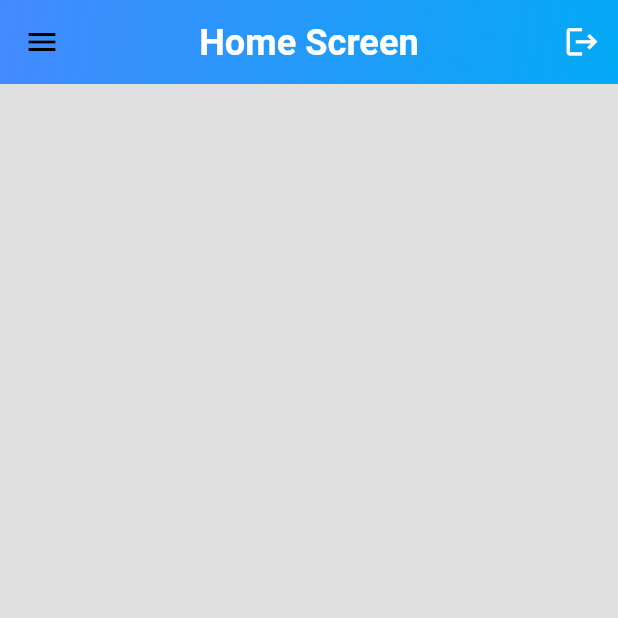
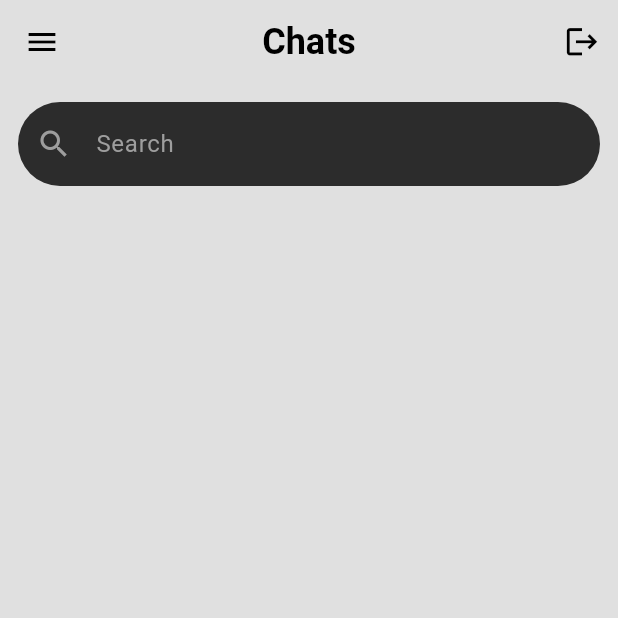
Before and after one commit to MauryaAayush/chatting_app, a Flutter app: the screen it shows once a user with an empty profile is signed in, on a phone screen of 412 x 824 dp, the top half of it. Run offline on Flutter 3.47's test engine with Material 3 defaults, Android fonts, the phone set to English and light mode, and no system bars; our stand-ins replace cloud_firestore, firebase_auth, firebase_core, firebase_messaging, flutter_local_notifications, flutter_screenutil and 5 more; accounts and stored records are empty.

Commit message:
Radhey Radhey

```diff
--- a/lib/Views/home_screen.dart
+++ b/lib/Views/home_screen.dart
@@ -1,15 +1,14 @@
-import 'package:chatting_app/Views/chat_screen.dart';
 import 'package:flutter/material.dart';
 import 'package:fluttertoast/fluttertoast.dart';
 import 'package:get/get.dart';
 import 'package:flutter_screenutil/flutter_screenutil.dart';
 import '../Components/custom_drawer.dart';
-import '../Components/user_title.dart';
 import '../Controller/controller.dart';
 import '../Helper/auth service.dart';
 import '../Helper/chat_services.dart';
 import '../Helper/notification_services.dart';
 import 'Login_screen.dart';
+import 'chat_screen.dart';
 
 class HomeScreen extends StatelessWidget {
   HomeScreen({super.key});
@@ -20,6 +19,7 @@ class HomeScreen extends StatelessWidget {
 
   final Map<String, String> _lastMessageIds = {};
 
+  // Track the last message ID for each user
   bool _isChatScreenActive = false;
 
   @override
@@ -27,26 +27,19 @@ class HomeScreen extends StatelessWidget {
     AuthController authController = Get.put(AuthController());
 
     return Scaffold(
+      // backgroundColor: Theme.of(context).colorScheme.surface,  // Dark background color
       drawer: CustomDrawer(authController: authController),
       appBar: AppBar(
-        centerTitle: true,
+        backgroundColor: Colors.transparent,
+        elevation: 0,
         title: Text(
-          'Home Screen',
+          'Chats',
           style: TextStyle(
-            fontSize: 22.sp,
+            fontSize: 24,
             fontWeight: FontWeight.bold,
-            color: Colors.white,
           ),
         ),
-        flexibleSpace: Container(
-          decoration: BoxDecoration(
-            gradient: LinearGradient(
-              colors: [Colors.blueAccent, Colors.lightBlue],
-              begin: Alignment.topLeft,
-              end: Alignment.bottomRight,
-            ),
-          ),
-        ),
+        centerTitle: true,
         actions: [
           IconButton(
             onPressed: () {
@@ -62,11 +55,34 @@ class HomeScreen extends StatelessWidget {
               );
               Get.off(() => LoginScreen());
             },
-            icon: Icon(Icons.logout, size: 24.r, color: Colors.white),
+            icon: Icon(Icons.logout, size: 24.r),
           ),
         ],
       ),
-      body: _buildUserList(),
+      body: Column(
+        children: [
+          Padding(
+            padding: const EdgeInsets.all(12.0),
+            child: TextField(
+              decoration: InputDecoration(
+                hintText: 'Search',
+                hintStyle: TextStyle(color: Colors.grey),
+                filled: true,
+                fillColor: Color(0xFF2C2C2C),
+                prefixIcon: Icon(Icons.search, color: Colors.grey),
+                border: OutlineInputBorder(
+                  borderRadius: BorderRadius.circular(30),
+                  borderSide: BorderSide.none,
+                ),
+              ),
+            ),
+          ),
+          Expanded(
+            child: _buildUserList(),
+          ),
+        ],
+      ),
+
     );
   }
 
@@ -75,13 +91,12 @@ class HomeScreen extends StatelessWidget {
       stream: _chatService.getUserStream(),
       builder: (context, snapshot) {
         if (snapshot.hasError) {
-          return Center(child: Text('Error', style: TextStyle(color: Colors.red)));
+          return const Text('Error');
         }
         if (snapshot.connectionState == ConnectionState.waiting) {
-          return Center(child: CircularProgressIndicator());
+          return const Text('Loading...', style: TextStyle(color: Colors.white));
         }
         return ListView(
-          padding: EdgeInsets.all(8.0),
           children: snapshot.data!
               .map<Widget>((userData) => _buildUserListItem(userData, context))
               .toList(),
@@ -97,6 +112,7 @@ class HomeScreen extends StatelessWidget {
         var lastMessageData = snapshot.docs.last.data();
         String newMessageId = snapshot.docs.last.id;
 
+        // Track the last message ID for this particular receiver
         if (_lastMessageIds[receiverEmail] != newMessageId && !_isChatScreenActive) {
           String messageContent = lastMessageData['message'] ?? 'New message';
 
@@ -106,7 +122,7 @@ class HomeScreen extends StatelessWidget {
             messageContent,
           );
 
-          _lastMessageIds[receiverEmail] = newMessageId;
+          _lastMessageIds[receiverEmail] = newMessageId; // Update last message ID for this receiver
         }
       }
     });
@@ -116,25 +132,43 @@ class HomeScreen extends StatelessWidget {
     String currentUserEmail = _authService.getCurrentUser()!.email!;
 
     if (userData['email'] != currentUserEmail) {
-      return Padding(
-        padding: EdgeInsets.symmetric(vertical: 6.0),
-        child: Card(
-          shape: RoundedRectangleBorder(borderRadius: BorderRadius.circular(10.r)),
-          elevation: 4.0,
-          child: ListTile(
-            contentPadding: EdgeInsets.all(8.0),
+      return ListTile(
         leading: CircleAvatar(
-              radius: 30.r,
+          radius: 25,
           backgroundImage: NetworkImage(userData["image"] ?? 'https://via.placeholder.com/150'),
         ),
         title: Text(
           userData["name"] ?? 'No Name',
-              style: TextStyle(fontSize: 18.sp, fontWeight: FontWeight.bold),
+          style: TextStyle(fontWeight: FontWeight.bold),
         ),
-            subtitle: Text(userData["mobile"] ?? '86049492**'),
-            trailing: Icon(Icons.chat, color: Colors.blueAccent, size: 24.r),
+        subtitle: Text(
+          userData["mobile"] ?? '86049492**',
+          style: TextStyle(color: Colors.grey),
+        ),
+        trailing: Column(
+          crossAxisAlignment: CrossAxisAlignment.end,
+          children: [
+            Text(
+              '12:35',
+              style: TextStyle(color: Colors.grey),
+            ),
+            SizedBox(height: 5),
+            Container(
+              padding: EdgeInsets.symmetric(horizontal: 8, vertical: 2),
+              decoration: BoxDecoration(
+                color: Colors.redAccent,
+                borderRadius: BorderRadius.circular(12),
+              ),
+              child: Text(
+                '0',
+                style: TextStyle(color: Colors.white, fontSize: 12),
+              ),
+            ),
+          ],
+        ),
         onTap: () {
           _isChatScreenActive = true;
+
           Navigator.push(
             context,
             MaterialPageRoute(
@@ -146,10 +180,9 @@ class HomeScreen extends StatelessWidget {
           ).then((_) {
             _isChatScreenActive = false;
           });
+
           _listenForNewMessages(userData['email'], userData['name'] ?? 'No Name');
         },
-          ),
-        ),
       );
     }
     return Container();
```
Lines whose indentation alone changed are shown as unchanged.
